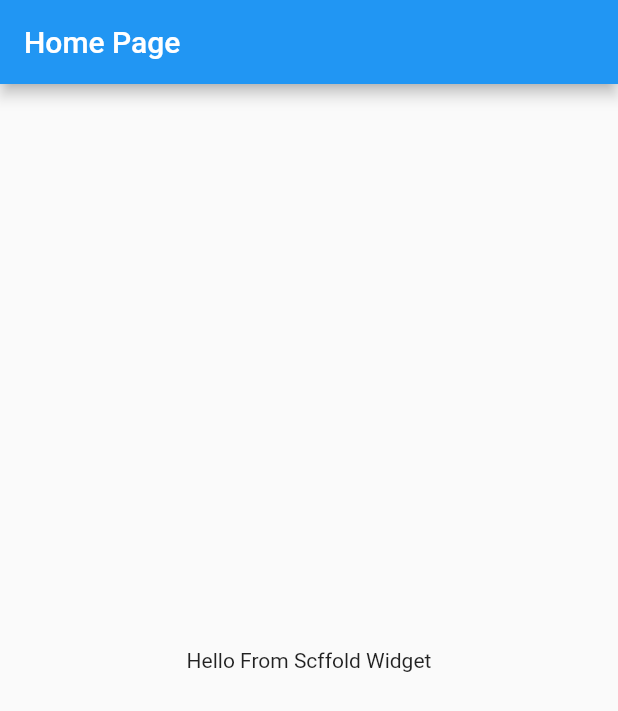
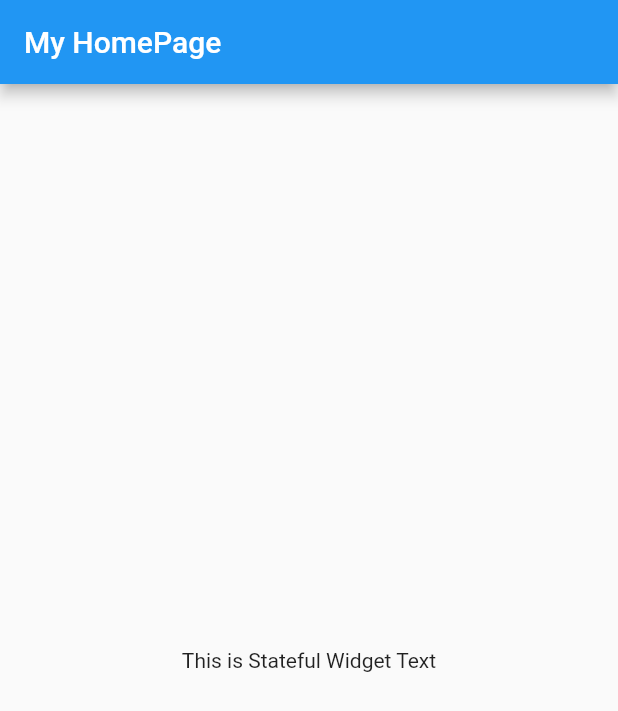
Before and after one commit to tushar821999/Learn-Flutter, a Flutter app: the screen it shows after launch, on a phone screen of 412 x 824 dp. Shown: the top 711 px of the screen. Run offline on Flutter 3.47's test engine with Material 2 defaults, Android fonts, the light colour scheme and no system bars.

Commit message:
Add stateful widget

```diff
--- a/lib/main.dart
+++ b/lib/main.dart
@@ -1,4 +1,4 @@
 import 'package:flutter/material.dart';
-import 'package:learn_flutter/scaffold_widget.dart';
+import 'package:learn_flutter/stateful_widget.dart';
 
 void main() => runApp(new MyApp());
--- /dev/null
+++ b/lib/stateful_widget.dart
@@ -0,0 +1,30 @@
+import 'package:flutter/material.dart';
+
+class MyApp extends StatelessWidget {
+  @override
+  Widget build(BuildContext context) {
+    return new MaterialApp(
+      title: "Stateful Widget",
+      home: new Homepage(),
+    );
+  }
+}
+
+class Homepage extends StatefulWidget {
+  @override
+  _HomepageState createState() => _HomepageState();
+}
+
+class _HomepageState extends State<Homepage> {
+  @override
+  Widget build(BuildContext context) {
+    return new Scaffold(
+      appBar: new AppBar(
+        title: new Text("My HomePage"),
+      ),
+      body: new Center(
+        child: new Text("This is Stateful Widget Text"),
+      ),
+    );
+  }
+}
```
